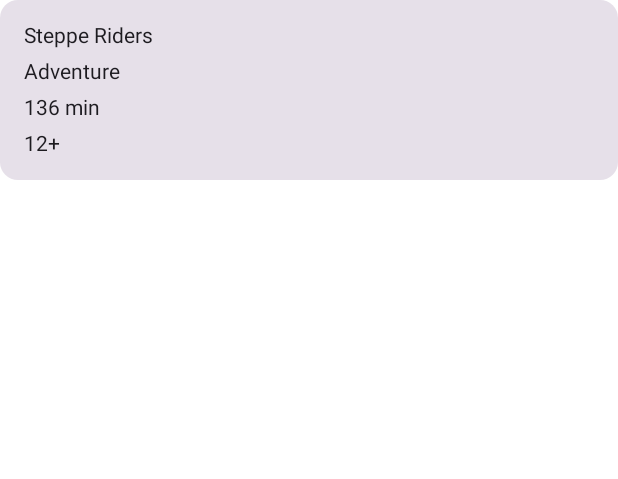
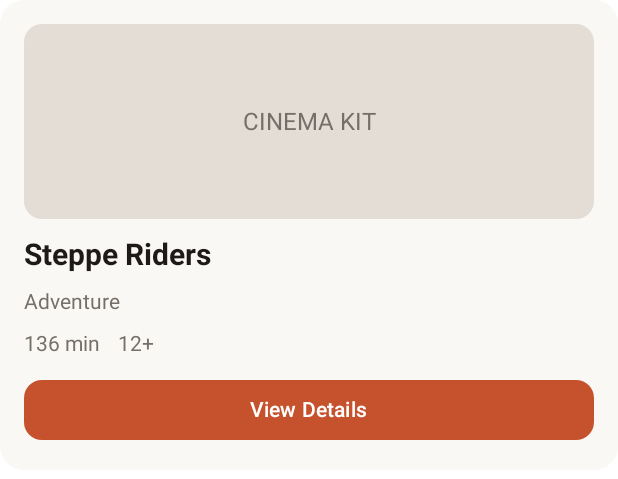
Before and after one commit to thess2r/CinemaBooking, an Android app built with Jetpack Compose: the @Preview function MovieCardPreview, on a phone screen of 412 x 824 dp. Shown: the top 479 px of the screen. Run offline under Robolectric (Android 15) with nearby library versions, the phone set to English and light mode, and no system bars.

Commit message:
style(ui): apply Cinema Kit design to movie card

```diff
--- a/app/src/main/java/com/example/cinemabooking/ui/components/MovieCard.kt
+++ b/app/src/main/java/com/example/cinemabooking/ui/components/MovieCard.kt
@@ -1,17 +1,35 @@
+
 package com.example.cinemabooking.ui.components
 
+import androidx.compose.foundation.background
 import androidx.compose.foundation.layout.Arrangement
+import androidx.compose.foundation.layout.Box
 import androidx.compose.foundation.layout.Column
+import androidx.compose.foundation.layout.Row
 import androidx.compose.foundation.layout.fillMaxWidth
+import androidx.compose.foundation.layout.height
 import androidx.compose.foundation.layout.padding
+import androidx.compose.foundation.shape.RoundedCornerShape
+import androidx.compose.material3.Button
+import androidx.compose.material3.ButtonDefaults
 import androidx.compose.material3.Card
+import androidx.compose.material3.CardDefaults
 import androidx.compose.material3.Text
 import androidx.compose.runtime.Composable
+import androidx.compose.ui.Alignment
 import androidx.compose.ui.Modifier
+import androidx.compose.ui.graphics.Color
+import androidx.compose.ui.text.font.FontWeight
 import androidx.compose.ui.tooling.preview.Preview
 import androidx.compose.ui.unit.dp
+import androidx.compose.ui.unit.sp
 import com.example.cinemabooking.data.model.Movie
 import com.example.cinemabooking.data.repository.MovieRepository
+
+private val CardBackground = Color(0xFFFAF8F5)
+private val TextColor = Color(0xFF1E1A17)
+private val AccentColor = Color(0xFFC6512D)
+private val MutedColor = Color(0xFF756F68)
 
 @Composable
 fun MovieCard(
@@ -19,25 +37,80 @@ fun MovieCard(
     onDetailsClick: (Int) -> Unit
 ) {
     Card(
-        onClick = { onDetailsClick(movie.id) },
-        modifier = Modifier.fillMaxWidth()
+        modifier = Modifier.fillMaxWidth(),
+        shape = RoundedCornerShape(16.dp),
+        colors = CardDefaults.cardColors(
+            containerColor = CardBackground
+        )
     ) {
         Column(
             modifier = Modifier.padding(16.dp),
-            verticalArrangement = Arrangement.spacedBy(8.dp)
+            verticalArrangement = Arrangement.spacedBy(12.dp)
         ) {
-            Text(text = movie.title)
-            Text(text = movie.genre)
-            Text(text = "${movie.durationMinutes} min")
-            Text(text = movie.ageRating)
+            Box(
+                modifier = Modifier
+                    .fillMaxWidth()
+                    .height(130.dp)
+                    .background(
+                        color = Color(0xFFE3DDD6),
+                        shape = RoundedCornerShape(12.dp)
+                    ),
+                contentAlignment = Alignment.Center
+            ) {
+                Text(
+                    text = "CINEMA KIT",
+                    fontSize = 16.sp,
+                    color = MutedColor
+                )
+            }
+
+            Text(
+                text = movie.title,
+                fontSize = 20.sp,
+                fontWeight = FontWeight.Bold,
+                color = TextColor
+            )
+
+            Text(
+                text = movie.genre,
+                fontSize = 14.sp,
+                color = MutedColor
+            )
+
+            Row(
+                horizontalArrangement = Arrangement.spacedBy(12.dp)
+            ) {
+                Text(
+                    text = "${movie.durationMinutes} min",
+                    fontSize = 14.sp,
+                    color = MutedColor
+                )
+
+                Text(
+                    text = movie.ageRating,
+                    fontSize = 14.sp,
+                    color = MutedColor
+                )
+            }
+
+            Button(
+                onClick = { onDetailsClick(movie.id) },
+                modifier = Modifier.fillMaxWidth(),
+                colors = ButtonDefaults.buttonColors(
+                    containerColor = AccentColor
+                ),
+                shape = RoundedCornerShape(12.dp)
+            ) {
+                Text(text = "View Details")
+            }
         }
     }
 }
+
 @Preview(showBackground = true)
 @Composable
 fun MovieCardPreview() {
-    val repository = MovieRepository()
-    val movie = repository.getMovieById(4)
+    val movie = MovieRepository().getMovieById(4)
 
     if (movie != null) {
         MovieCard(
```
